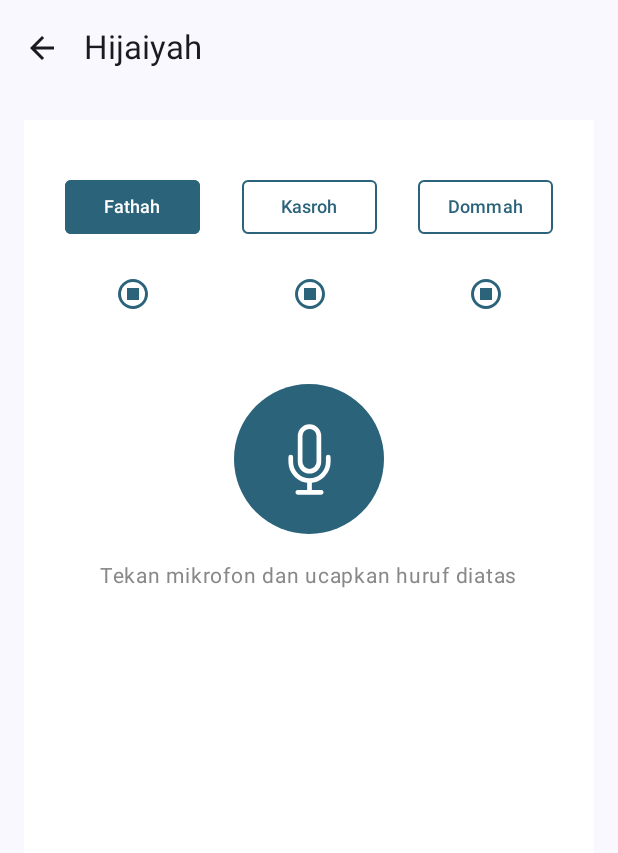
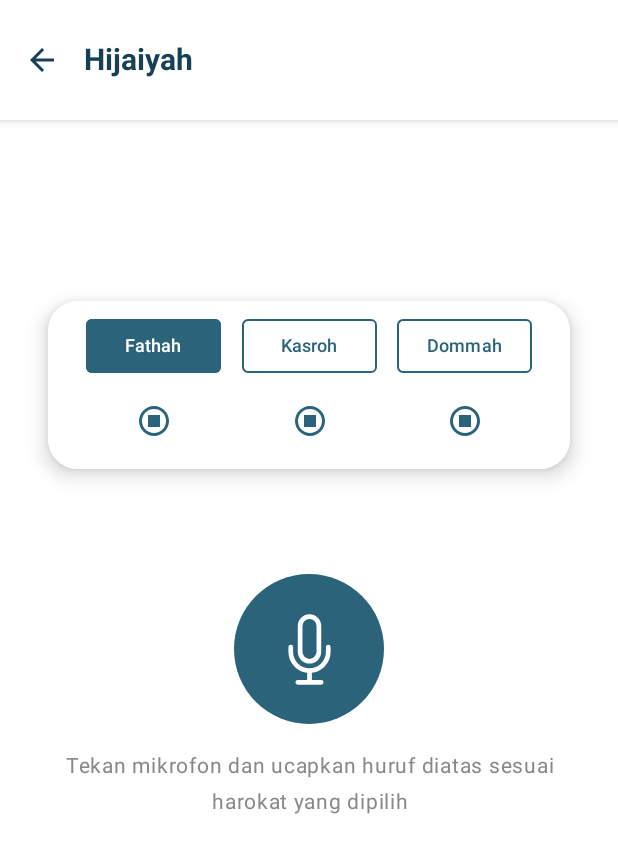
Before and after one commit to Reinjin/Quranku_app, an Android app built with Jetpack Compose: the composable DetailHurufScreen called with empty values, on a phone screen of 412 x 824 dp. Shown: the top 853 px of the screen. Run offline under Robolectric (Android 15) with nearby library versions, the phone set to English and light mode, and no system bars; our stand-ins replace Dagger/Hilt's generated code.

Commit message:
Update DetailHurufScreen.kt to final design

```diff
--- a/app/src/main/java/com/quranku/quranku_app/ui/screens/DetailHurufScreen.kt
+++ b/app/src/main/java/com/quranku/quranku_app/ui/screens/DetailHurufScreen.kt
@@ -1,6 +1,7 @@
 package com.quranku.quranku_app.ui.screens
 
 import android.Manifest
+import android.app.Activity
 import android.content.Intent
 import android.net.Uri
 import android.provider.Settings
@@ -13,13 +14,14 @@ import androidx.compose.foundation.shape.CircleShape
 import androidx.compose.foundation.shape.RoundedCornerShape
 import androidx.compose.material.icons.Icons
 import androidx.compose.material.icons.filled.ArrowBack
-import androidx.compose.material.icons.filled.CheckCircle
 import androidx.compose.material.icons.filled.Close
 import androidx.compose.material3.*
 import androidx.compose.runtime.*
 import androidx.compose.ui.Alignment
 import androidx.compose.ui.Modifier
+import androidx.compose.ui.draw.shadow
 import androidx.compose.ui.graphics.Color
+import androidx.compose.ui.graphics.toArgb
 import androidx.compose.ui.platform.LocalContext
 import androidx.compose.ui.res.colorResource
 import androidx.compose.ui.res.painterResource
@@ -29,6 +31,8 @@ import androidx.compose.ui.text.style.TextAlign
 import androidx.compose.ui.text.style.TextOverflow
 import androidx.compose.ui.unit.dp
 import androidx.compose.ui.unit.sp
+import androidx.core.view.WindowCompat
+import androidx.core.view.WindowInsetsControllerCompat
 import androidx.hilt.navigation.compose.hiltViewModel
 import com.google.accompanist.permissions.ExperimentalPermissionsApi
 import com.google.accompanist.permissions.isGranted
@@ -61,6 +65,17 @@ fun DetailHurufScreen(
 
     val showResultSheet by viewModel.showResultSheet.collectAsState()
 
+    // Status Bar Effect
+    SideEffect {
+        val activity = context as? Activity
+        activity?.let {
+            val window = it.window
+            WindowCompat.setDecorFitsSystemWindows(window, false)
+            window.statusBarColor = Color.White.toArgb()
+            WindowInsetsControllerCompat(window, window.decorView).isAppearanceLightStatusBars = true
+        }
+    }
+
     LaunchedEffect(hurufId) {
         viewModel.setHuruf(hurufId)
     }
@@ -74,8 +89,8 @@ fun DetailHurufScreen(
             title = { Text("Izin Mikrofon Diperlukan") },
             text = {
                 Text(
-                    "Aplikasi memerlukan izin untuk mengakses mikrofon agar dapat merekam suara. " +
-                            "Silakan berikan izin di pengaturan aplikasi."
+                    stringResource(R.string.audio_permission_alert) +
+                            stringResource(R.string.audio_permission_alert1)
                 )
             },
             confirmButton = {
@@ -101,28 +116,62 @@ fun DetailHurufScreen(
     Scaffold(
         topBar = {
             TopAppBar(
-                title = { Text("Hijaiyah") },
+                title = {
+                    Box(
+                        modifier = Modifier.fillMaxHeight(),
+                        contentAlignment = Alignment.Center
+                    ) {
+                        Text(
+                            text = "Hijaiyah",
+                            fontSize = 20.sp,
+                            fontWeight = FontWeight.Bold,
+                            color = colorResource(id = R.color.blue_dark)
+                        )
+                    }
+                },
                 navigationIcon = {
+                    Box(
+                        modifier = Modifier.fillMaxHeight(),
+                        contentAlignment = Alignment.Center
+                    ) {
                         IconButton(onClick = onBackClick) {
-                        Icon(Icons.Default.ArrowBack, "Back")
+                            Icon(
+                                imageVector = Icons.Default.ArrowBack,
+                                contentDescription = "Back",
+                                tint = colorResource(id = R.color.blue_dark)
+                            )
                         }
                     }
+                },
+                colors = TopAppBarDefaults.topAppBarColors(
+                    containerColor = Color.White,
+                    titleContentColor = colorResource(id = R.color.blue_dark)
+                ),
+                modifier = Modifier
+                    .height(80.dp)
+                    .shadow(4.dp)
             )
         }
-    ) { padding ->
+    ) { paddingValues ->
         Box(
             modifier = Modifier
                 .fillMaxSize()
-                .padding(padding)
+                .background(Color.Black)
+                .padding(paddingValues)
         ) {
-            // Main Content
-            Column(
+            Box(
                 modifier = Modifier
                     .fillMaxSize()
-                    .padding(16.dp)
-                    .background(color = Color.White),
-                horizontalAlignment = Alignment.CenterHorizontally
+                    .background(Color.White)
+                    .padding(horizontal = 24.dp)
             ) {
+                Column(
+                    modifier = Modifier.fillMaxSize(),
+                    horizontalAlignment = Alignment.CenterHorizontally,
+                    verticalArrangement = Arrangement.Top
+                ) {
+                    Spacer(modifier = Modifier.height(65.dp))
+
                     // Huruf Display
                     selectedHuruf?.let { huruf ->
                         Card(
@@ -152,9 +201,24 @@ fun DetailHurufScreen(
                         }
                     }
 
-                Spacer(modifier = Modifier.height(40.dp))
+                    Spacer(modifier = Modifier.height(55.dp))
 
-                // Kondisi Buttons Row
+                    // Kondisi Buttons
+                    Card(
+                        modifier = Modifier
+                            .fillMaxWidth()
+                            .padding(horizontal = 8.dp),
+                        shape = RoundedCornerShape(20.dp),
+                        colors = CardDefaults.cardColors(containerColor = Color.White),
+                        elevation = CardDefaults.cardElevation(defaultElevation = 8.dp)
+                    ) {
+                        Box(
+                            modifier = Modifier
+                                .fillMaxWidth()
+                                .background(color = Color.White)
+                                .padding(12.dp),
+                            contentAlignment = Alignment.Center
+                        ) {
                             Row(
                                 modifier = Modifier.fillMaxWidth(),
                                 horizontalArrangement = Arrangement.SpaceEvenly
@@ -168,8 +232,10 @@ fun DetailHurufScreen(
                                     )
                                 }
                             }
+                        }
+                    }
 
-                Spacer(modifier = Modifier.height(40.dp))
+                    Spacer(modifier = Modifier.height(70.dp))
 
                     // Record Button with Permission Check
                     Box(
@@ -219,10 +285,11 @@ fun DetailHurufScreen(
                         text = when {
                             isLoading -> "Memproses rekaman..."
                             isRecording -> "Tekan untuk menghentikan rekaman"
-                        else -> "Tekan mikrofon dan ucapkan huruf diatas"
+                            else -> "Tekan mikrofon dan ucapkan huruf diatas sesuai harokat yang dipilih"
                         },
                         fontSize = 14.sp,
-                    color = Color.Gray
+                        color = Color.Gray,
+                        textAlign = TextAlign.Center
                     )
                 }
             }
@@ -250,7 +317,7 @@ fun DetailHurufScreen(
                 Column(
                     modifier = Modifier
                         .fillMaxWidth()
-                    .padding(horizontal = 16.dp),
+                        .padding(start = 16.dp, end = 16.dp, bottom = 16.dp),
                     horizontalAlignment = Alignment.CenterHorizontally,
                     verticalArrangement = Arrangement.spacedBy(16.dp)
                 ) {
@@ -311,6 +378,7 @@ fun DetailHurufScreen(
             }
         }
     }
+}
 
 @Composable
 private fun KondisiButton(
@@ -351,7 +419,7 @@ private fun KondisiButton(
             )
         }
 
-        Spacer(modifier = Modifier.height(20.dp))
+        Spacer(modifier = Modifier.height(12.dp))
 
         Box(
             modifier = Modifier
--- a/app/src/main/res/values/strings.xml
+++ b/app/src/main/res/values/strings.xml
@@ -6,4 +6,6 @@
     <string name="title_alert_dialog">Izin Lokasi Diperlukan</string>
     <string name="correct_message">Pelafalan kamu sudah cukup bagus, mari lanjutkan untuk terus belajar</string>
     <string name="wrong_message">Pelafalan kamu masih perlu diperbaiki, silahkan bisa ulangi lagi ya!</string>
+    <string name="audio_permission_alert">"Aplikasi memerlukan izin untuk mengakses mikrofon agar dapat merekam suara. "</string>
+    <string name="audio_permission_alert1">Silakan berikan izin di pengaturan aplikasi.</string>
 </resources>
```
Lines whose indentation alone changed are shown as unchanged.
